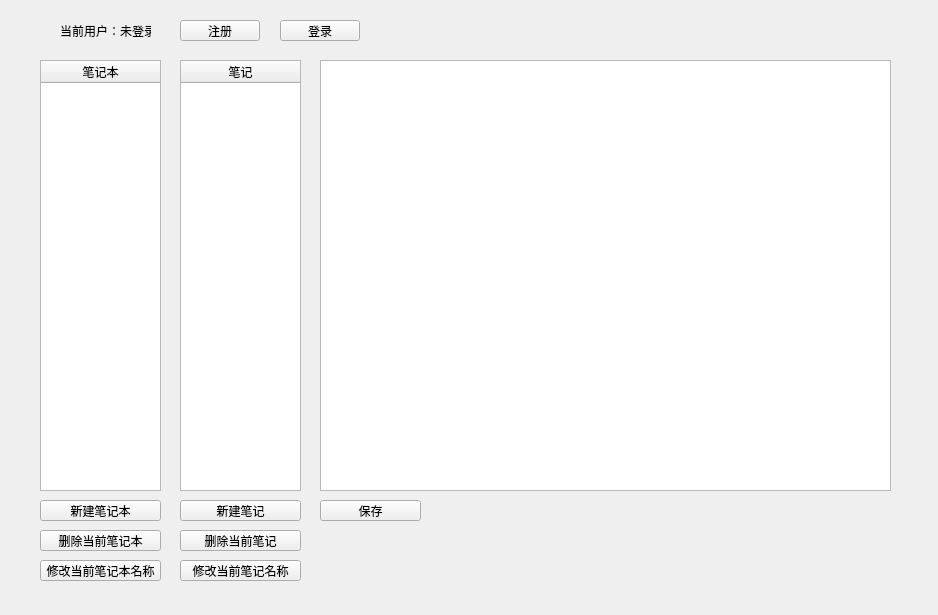
This is Data Structure/Notebook/widget.ui in Shiokiri/de-education as Qt 5 draws it before an edit. The edited form follows.
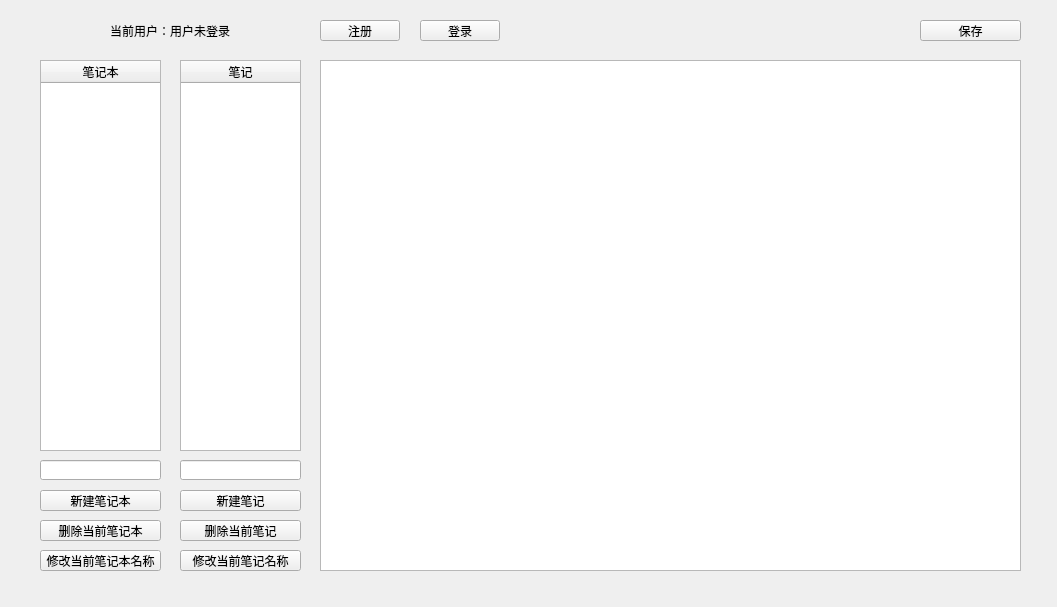
This is the edited form.

The edit to the form file:
```diff
--- a/Data Structure/Notebook/widget.ui
+++ b/Data Structure/Notebook/widget.ui
@@ -6,8 +6,8 @@
    <rect>
     <x>0</x>
     <y>0</y>
-    <width>938</width>
-    <height>615</height>
+    <width>1057</width>
+    <height>607</height>
    </rect>
   </property>
   <property name="windowTitle">
@@ -16,7 +16,7 @@
   <widget class="QPushButton" name="registerButton">
    <property name="geometry">
     <rect>
-     <x>180</x>
+     <x>320</x>
      <y>20</y>
      <width>80</width>
      <height>21</height>
@@ -29,7 +29,7 @@
   <widget class="QPushButton" name="loginButton">
    <property name="geometry">
     <rect>
-     <x>280</x>
+     <x>420</x>
      <y>20</y>
      <width>80</width>
      <height>21</height>
@@ -44,22 +44,22 @@
     <rect>
      <x>320</x>
      <y>60</y>
-     <width>571</width>
-     <height>431</height>
+     <width>701</width>
+     <height>511</height>
     </rect>
    </property>
   </widget>
   <widget class="QLabel" name="userLabel">
    <property name="geometry">
     <rect>
-     <x>60</x>
+     <x>110</x>
      <y>20</y>
-     <width>91</width>
+     <width>141</width>
      <height>21</height>
     </rect>
    </property>
    <property name="text">
-    <string>当前用户：未登录</string>
+    <string>当前用户：用户未登录</string>
    </property>
   </widget>
   <widget class="QTableWidget" name="tableWidget">
@@ -68,7 +68,7 @@
      <x>40</x>
      <y>60</y>
      <width>121</width>
-     <height>431</height>
+     <height>391</height>
     </rect>
    </property>
    <property name="layoutDirection">
@@ -95,7 +95,7 @@
      <x>180</x>
      <y>60</y>
      <width>121</width>
-     <height>431</height>
+     <height>391</height>
     </rect>
    </property>
    <property name="layoutDirection">
@@ -120,7 +120,7 @@
    <property name="geometry">
     <rect>
      <x>40</x>
-     <y>500</y>
+     <y>490</y>
      <width>121</width>
      <height>21</height>
     </rect>
@@ -133,7 +133,7 @@
    <property name="geometry">
     <rect>
      <x>180</x>
-     <y>500</y>
+     <y>490</y>
      <width>121</width>
      <height>21</height>
     </rect>
@@ -145,8 +145,8 @@
   <widget class="QPushButton" name="saveButton">
    <property name="geometry">
     <rect>
-     <x>320</x>
-     <y>500</y>
+     <x>920</x>
+     <y>20</y>
      <width>101</width>
      <height>21</height>
     </rect>
@@ -159,7 +159,7 @@
    <property name="geometry">
     <rect>
      <x>40</x>
-     <y>530</y>
+     <y>520</y>
      <width>121</width>
      <height>21</height>
     </rect>
@@ -172,7 +172,7 @@
    <property name="geometry">
     <rect>
      <x>180</x>
-     <y>530</y>
+     <y>520</y>
      <width>121</width>
      <height>21</height>
     </rect>
@@ -185,7 +185,7 @@
    <property name="geometry">
     <rect>
      <x>40</x>
-     <y>560</y>
+     <y>550</y>
      <width>121</width>
      <height>21</height>
     </rect>
@@ -198,7 +198,7 @@
    <property name="geometry">
     <rect>
      <x>180</x>
-     <y>560</y>
+     <y>550</y>
      <width>121</width>
      <height>21</height>
     </rect>
@@ -207,6 +207,26 @@
     <string>修改当前笔记名称</string>
    </property>
   </widget>
+  <widget class="QLineEdit" name="notebookNameEdit">
+   <property name="geometry">
+    <rect>
+     <x>40</x>
+     <y>460</y>
+     <width>121</width>
+     <height>20</height>
+    </rect>
+   </property>
+  </widget>
+  <widget class="QLineEdit" name="noteNameEdit">
+   <property name="geometry">
+    <rect>
+     <x>180</x>
+     <y>460</y>
+     <width>121</width>
+     <height>20</height>
+    </rect>
+   </property>
+  </widget>
  </widget>
  <resources/>
  <connections/>
```
Left out of the diff: 6 changed lines with no effect on the pictures.
